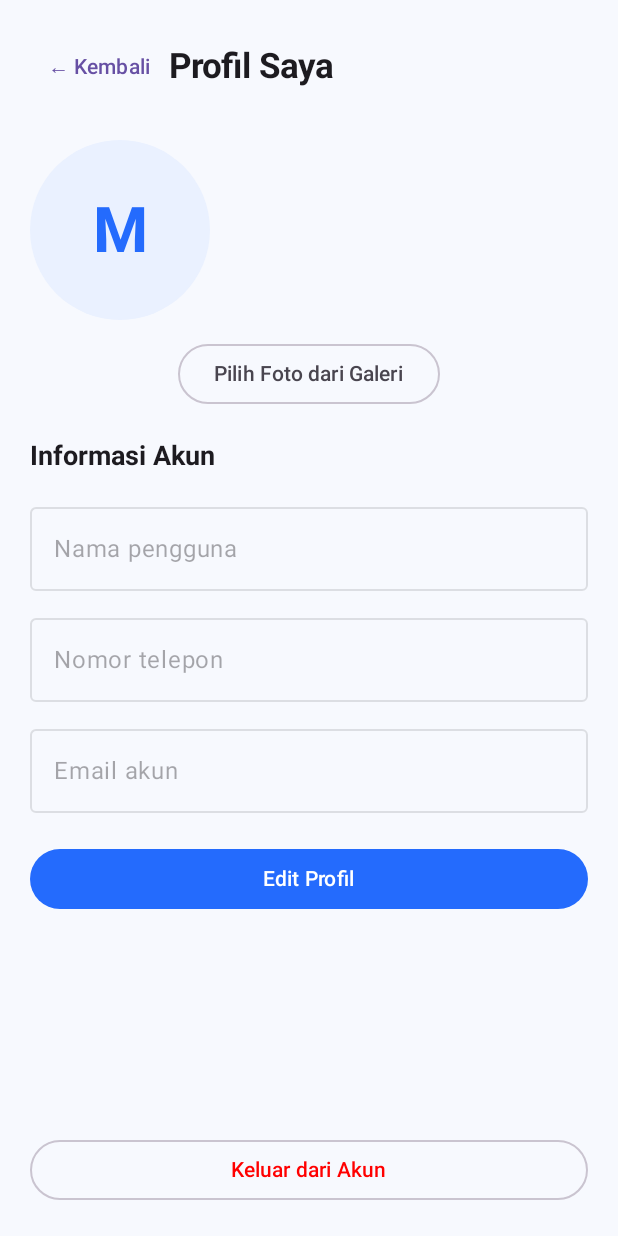
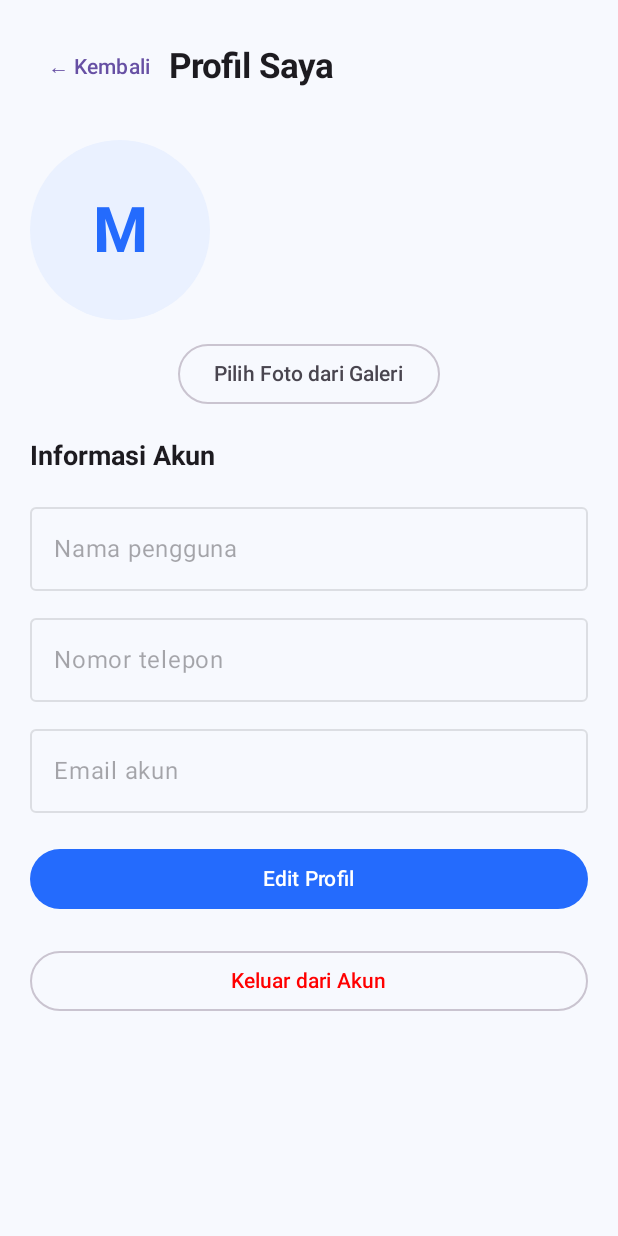
Before and after one commit to MChat-Android/M-Messenger, an Android app built with Jetpack Compose: the composable ProfileScreen shown on its own in the app's theme, on a phone screen of 412 x 824 dp. Run offline under Robolectric (Android 15) with nearby library versions, the phone set to English and light mode, and no system bars; our stand-ins replace Firebase (no records; nobody signed in at launch, a user with empty details on screens opened directly).

Commit message:
Update ProfileScreen.kt

```diff
--- a/app/src/main/java/com/mmessenger/app/ProfileScreen.kt
+++ b/app/src/main/java/com/mmessenger/app/ProfileScreen.kt
@@ -10,7 +10,9 @@ import androidx.activity.result.contract.ActivityResultContracts
 import androidx.compose.foundation.Image
 import androidx.compose.foundation.background
 import androidx.compose.foundation.layout.*
+import androidx.compose.foundation.rememberScrollState
 import androidx.compose.foundation.shape.CircleShape
+import androidx.compose.foundation.verticalScroll
 import androidx.compose.material3.*
 import androidx.compose.runtime.*
 import androidx.compose.ui.Alignment
@@ -130,6 +132,7 @@ fun ProfileScreen(
         modifier = Modifier
             .fillMaxSize()
             .background(Color(0xFFF7F9FE))
+            .verticalScroll(rememberScrollState())
             .padding(20.dp)
     ) {
         Row(verticalAlignment = Alignment.CenterVertically) {
@@ -311,7 +314,7 @@ fun ProfileScreen(
             )
         }
 
-        Spacer(Modifier.weight(1f))
+        Spacer(Modifier.height(20.dp))
 
         if (user != null) {
             OutlinedButton(
@@ -327,5 +330,7 @@ fun ProfileScreen(
                 Text("Keluar dari Akun")
             }
         }
+
+        Spacer(Modifier.height(30.dp))
     }
 }
```
